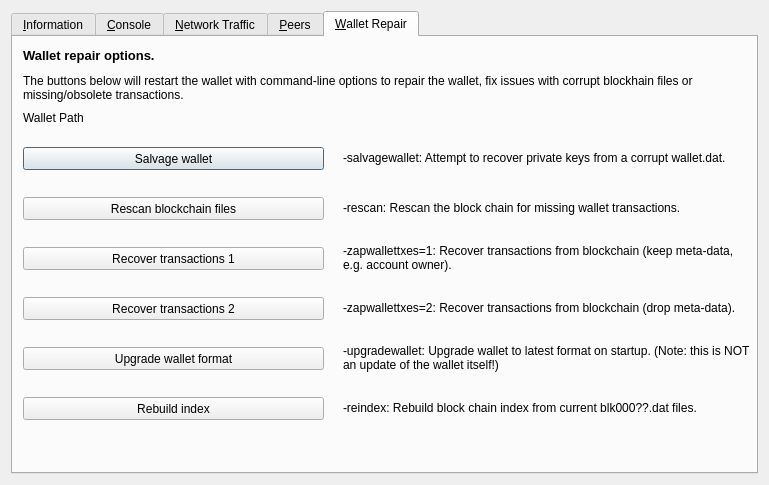
This is src/qt/forms/rpcconsole.ui in phoreproject/Phore-old as Qt 5 draws it before an edit. The edited form follows.
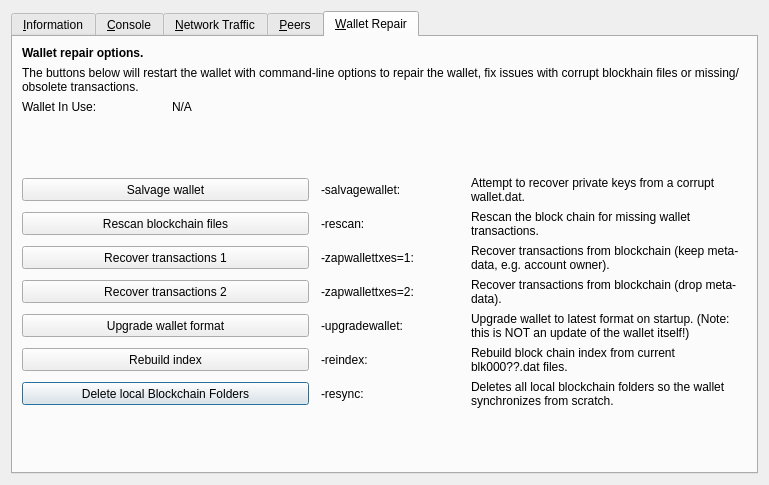
This is the edited form. The open tabs and pages were chosen to show the change. Icons and pictures are not drawn. Custom widgets are drawn as their Qt base class.

What changed in the file:
```diff
--- a/src/qt/forms/rpcconsole.ui
+++ b/src/qt/forms/rpcconsole.ui
@@ -1068,268 +1068,299 @@
       <attribute name="title">
        <string>&amp;Wallet Repair</string>
       </attribute>
-      <widget class="QPushButton" name="btn_salvagewallet">
-       <property name="geometry">
-        <rect>
-         <x>10</x>
-         <y>110</y>
-         <width>301</width>
-         <height>23</height>
-        </rect>
+      <layout class="QGridLayout" name="gridLayout_4" columnstretch="0,0,0,0">
+       <property name="horizontalSpacing">
+        <number>12</number>
        </property>
-       <property name="minimumSize">
-        <size>
-         <width>180</width>
-         <height>23</height>
-        </size>
-       </property>
-       <property name="text">
-        <string>Salvage wallet</string>
-       </property>
-      </widget>
-      <widget class="QPushButton" name="btn_rescan">
-       <property name="geometry">
-        <rect>
-         <x>10</x>
-         <y>160</y>
-         <width>301</width>
-         <height>23</height>
-        </rect>
-       </property>
-       <property name="minimumSize">
-        <size>
-         <width>180</width>
-         <height>23</height>
-        </size>
-       </property>
-       <property name="text">
-        <string>Rescan blockchain files</string>
-       </property>
-      </widget>
-      <widget class="QPushButton" name="btn_zapwallettxes1">
-       <property name="geometry">
-        <rect>
-         <x>10</x>
-         <y>210</y>
-         <width>301</width>
-         <height>23</height>
-        </rect>
-       </property>
-       <property name="minimumSize">
-        <size>
-         <width>180</width>
-         <height>23</height>
-        </size>
-       </property>
-       <property name="text">
-        <string>Recover transactions 1</string>
-       </property>
-      </widget>
-      <widget class="QPushButton" name="btn_zapwallettxes2">
-       <property name="geometry">
-        <rect>
-         <x>10</x>
-         <y>260</y>
-         <width>301</width>
-         <height>23</height>
-        </rect>
-       </property>
-       <property name="minimumSize">
-        <size>
-         <width>180</width>
-         <height>23</height>
-        </size>
-       </property>
-       <property name="text">
-        <string>Recover transactions 2</string>
-       </property>
-      </widget>
-      <widget class="QPushButton" name="btn_upgradewallet">
-       <property name="geometry">
-        <rect>
-         <x>10</x>
-         <y>310</y>
-         <width>301</width>
-         <height>23</height>
-        </rect>
-       </property>
-       <property name="minimumSize">
-        <size>
-         <width>180</width>
-         <height>23</height>
-        </size>
-       </property>
-       <property name="text">
-        <string>Upgrade wallet format</string>
-       </property>
-      </widget>
-      <widget class="QLabel" name="label_repair_helptext">
-       <property name="geometry">
-        <rect>
-         <x>10</x>
-         <y>30</y>
-         <width>711</width>
-         <height>41</height>
-        </rect>
-       </property>
-       <property name="font">
-        <font>
-         <weight>50</weight>
-         <bold>false</bold>
-        </font>
-       </property>
-       <property name="text">
-        <string>The buttons below will restart the wallet with command-line options to repair the wallet, fix issues with corrupt blockhain files or missing/obsolete transactions.</string>
-       </property>
-       <property name="wordWrap">
-        <bool>true</bool>
-       </property>
-      </widget>
-      <widget class="QLabel" name="label_repair_salvage">
-       <property name="geometry">
-        <rect>
-         <x>330</x>
-         <y>100</y>
-         <width>411</width>
-         <height>41</height>
-        </rect>
-       </property>
-       <property name="text">
-        <string>-salvagewallet: Attempt to recover private keys from a corrupt wallet.dat.</string>
-       </property>
-       <property name="wordWrap">
-        <bool>true</bool>
-       </property>
-      </widget>
-      <widget class="QLabel" name="label_repair_rescan">
-       <property name="geometry">
-        <rect>
-         <x>330</x>
-         <y>150</y>
-         <width>411</width>
-         <height>41</height>
-        </rect>
-       </property>
-       <property name="text">
-        <string>-rescan: Rescan the block chain for missing wallet transactions.</string>
-       </property>
-       <property name="wordWrap">
-        <bool>true</bool>
-       </property>
-      </widget>
-      <widget class="QLabel" name="label_repair_zap1">
-       <property name="geometry">
-        <rect>
-         <x>330</x>
-         <y>200</y>
-         <width>411</width>
-         <height>41</height>
-        </rect>
-       </property>
-       <property name="text">
-        <string>-zapwallettxes=1: Recover transactions from blockchain (keep meta-data, e.g. account owner).</string>
-       </property>
-       <property name="wordWrap">
-        <bool>true</bool>
-       </property>
-      </widget>
-      <widget class="QLabel" name="label_repair_zap2">
-       <property name="geometry">
-        <rect>
-         <x>330</x>
-         <y>250</y>
-         <width>411</width>
-         <height>41</height>
-        </rect>
-       </property>
-       <property name="text">
-        <string>-zapwallettxes=2: Recover transactions from blockchain (drop meta-data).</string>
-       </property>
-       <property name="wordWrap">
-        <bool>true</bool>
-       </property>
-      </widget>
-      <widget class="QLabel" name="label_repair_upgrade">
-       <property name="geometry">
-        <rect>
-         <x>330</x>
-         <y>300</y>
-         <width>411</width>
-         <height>41</height>
-        </rect>
-       </property>
-       <property name="text">
-        <string>-upgradewallet: Upgrade wallet to latest format on startup. (Note: this is NOT an update of the wallet itself!)</string>
-       </property>
-       <property name="wordWrap">
-        <bool>true</bool>
-       </property>
-      </widget>
-      <widget class="QLabel" name="label_repair_header">
-       <property name="geometry">
-        <rect>
-         <x>10</x>
-         <y>10</y>
-         <width>711</width>
-         <height>16</height>
-        </rect>
-       </property>
-       <property name="font">
-        <font>
-         <pointsize>10</pointsize>
-         <weight>75</weight>
-         <bold>true</bold>
-        </font>
-       </property>
-       <property name="text">
-        <string>Wallet repair options.</string>
-       </property>
-       <property name="wordWrap">
-        <bool>true</bool>
-       </property>
-      </widget>
-      <widget class="QPushButton" name="btn_reindex">
-       <property name="geometry">
-        <rect>
-         <x>10</x>
-         <y>360</y>
-         <width>301</width>
-         <height>23</height>
-        </rect>
-       </property>
-       <property name="text">
-        <string>Rebuild index</string>
-       </property>
-      </widget>
-      <widget class="QLabel" name="label_repair_reindex">
-       <property name="geometry">
-        <rect>
-         <x>330</x>
-         <y>350</y>
-         <width>411</width>
-         <height>41</height>
-        </rect>
-       </property>
-       <property name="text">
-        <string>-reindex: Rebuild block chain index from current blk000??.dat files.</string>
-       </property>
-       <property name="wordWrap">
-        <bool>true</bool>
-       </property>
-      </widget>
-      <widget class="QLabel" name="wallet_path">
-       <property name="geometry">
-        <rect>
-         <x>10</x>
-         <y>70</y>
-         <width>711</width>
-         <height>21</height>
-        </rect>
-       </property>
-       <property name="text">
-        <string>Wallet Path</string>
-       </property>
-      </widget>
+       <item row="10" column="0" colspan="2">
+        <widget class="QPushButton" name="btn_resync">
+         <property name="minimumSize">
+          <size>
+           <width>100</width>
+           <height>23</height>
+          </size>
+         </property>
+         <property name="text">
+          <string>Delete local Blockchain Folders</string>
+         </property>
+        </widget>
+       </item>
+       <item row="0" column="0" colspan="4">
+        <widget class="QLabel" name="label_repair_header">
+         <property name="font">
+          <font>
+           <weight>75</weight>
+           <bold>true</bold>
+          </font>
+         </property>
+         <property name="text">
+          <string>Wallet repair options.</string>
+         </property>
+        </widget>
+       </item>
+       <item row="1" column="0" colspan="4">
+        <widget class="QLabel" name="label_repair_helptext">
+         <property name="font">
+          <font>
+           <weight>50</weight>
+           <bold>false</bold>
+          </font>
+         </property>
+         <property name="text">
+          <string>The buttons below will restart the wallet with command-line options to repair the wallet, fix issues with corrupt blockhain files or missing/obsolete transactions.</string>
+         </property>
+         <property name="wordWrap">
+          <bool>true</bool>
+         </property>
+        </widget>
+       </item>
+       <item row="2" column="0">
+        <widget class="QLabel" name="wallet_path_label">
+         <property name="text">
+          <string>Wallet In Use:</string>
+         </property>
+        </widget>
+       </item>
+       <item row="2" column="1" colspan="3">
+        <widget class="QLabel" name="wallet_path">
+         <property name="cursor">
+          <cursorShape>IBeamCursor</cursorShape>
+         </property>
+         <property name="text">
+          <string>N/A</string>
+         </property>
+         <property name="textFormat">
+          <enum>Qt::PlainText</enum>
+         </property>
+         <property name="textInteractionFlags">
+          <set>Qt::LinksAccessibleByMouse|Qt::TextSelectableByKeyboard|Qt::TextSelectableByMouse</set>
+         </property>
+        </widget>
+       </item>
+       <item row="3" column="0">
+        <spacer name="verticalSpacer_repair1">
+         <property name="orientation">
+          <enum>Qt::Vertical</enum>
+         </property>
+         <property name="sizeHint" stdset="0">
+          <size>
+           <width>10</width>
+           <height>10</height>
+          </size>
+         </property>
+        </spacer>
+       </item>
+       <item row="4" column="0" colspan="2">
+        <widget class="QPushButton" name="btn_salvagewallet">
+         <property name="minimumSize">
+          <size>
+           <width>100</width>
+           <height>23</height>
+          </size>
+         </property>
+         <property name="text">
+          <string>Salvage wallet</string>
+         </property>
+        </widget>
+       </item>
+       <item row="4" column="2">
+        <widget class="QLabel" name="label_repair_salvage_command">
+         <property name="text">
+          <string notr="true">-salvagewallet:</string>
+         </property>
+        </widget>
+       </item>
+       <item row="4" column="3">
+        <widget class="QLabel" name="label_repair_salvage">
+         <property name="text">
+          <string>Attempt to recover private keys from a corrupt wallet.dat.</string>
+         </property>
+         <property name="wordWrap">
+          <bool>true</bool>
+         </property>
+        </widget>
+       </item>
+       <item row="5" column="0" colspan="2">
+        <widget class="QPushButton" name="btn_rescan">
+         <property name="minimumSize">
+          <size>
+           <width>100</width>
+           <height>23</height>
+          </size>
+         </property>
+         <property name="text">
+          <string>Rescan blockchain files</string>
+         </property>
+        </widget>
+       </item>
+       <item row="5" column="2">
+        <widget class="QLabel" name="label_repair_rescan_command">
+         <property name="text">
+          <string notr="true">-rescan:</string>
+         </property>
+        </widget>
+       </item>
+       <item row="5" column="3">
+        <widget class="QLabel" name="label_repair_rescan">
+         <property name="text">
+          <string>Rescan the block chain for missing wallet transactions.</string>
+         </property>
+         <property name="wordWrap">
+          <bool>true</bool>
+         </property>
+        </widget>
+       </item>
+       <item row="6" column="0" colspan="2">
+        <widget class="QPushButton" name="btn_zapwallettxes1">
+         <property name="minimumSize">
+          <size>
+           <width>100</width>
+           <height>23</height>
+          </size>
+         </property>
+         <property name="text">
+          <string>Recover transactions 1</string>
+         </property>
+        </widget>
+       </item>
+       <item row="6" column="2">
+        <widget class="QLabel" name="label_repair_zap1_command">
+         <property name="text">
+          <string notr="true">-zapwallettxes=1:</string>
+         </property>
+        </widget>
+       </item>
+       <item row="6" column="3">
+        <widget class="QLabel" name="label_repair_zap1">
+         <property name="text">
+          <string>Recover transactions from blockchain (keep meta-data, e.g. account owner).</string>
+         </property>
+         <property name="wordWrap">
+          <bool>true</bool>
+         </property>
+        </widget>
+       </item>
+       <item row="7" column="0" colspan="2">
+        <widget class="QPushButton" name="btn_zapwallettxes2">
+         <property name="minimumSize">
+          <size>
+           <width>100</width>
+           <height>23</height>
+          </size>
+         </property>
+         <property name="text">
+          <string>Recover transactions 2</string>
+         </property>
+        </widget>
+       </item>
+       <item row="7" column="2">
+        <widget class="QLabel" name="label_repair_zap2_command">
+         <property name="text">
+          <string notr="true">-zapwallettxes=2:</string>
+         </property>
+        </widget>
+       </item>
+       <item row="7" column="3">
+        <widget class="QLabel" name="label_repair_zap2">
+         <property name="text">
+          <string>Recover transactions from blockchain (drop meta-data).</string>
+         </property>
+         <property name="wordWrap">
+          <bool>true</bool>
+         </property>
+        </widget>
+       </item>
+       <item row="8" column="0" colspan="2">
+        <widget class="QPushButton" name="btn_upgradewallet">
+         <property name="minimumSize">
+          <size>
+           <width>100</width>
+           <height>23</height>
+          </size>
+         </property>
+         <property name="text">
+          <string>Upgrade wallet format</string>
+         </property>
+        </widget>
+       </item>
+       <item row="8" column="2">
+        <widget class="QLabel" name="label_repair_upgrade_command">
+         <property name="text">
+          <string notr="true">-upgradewallet:</string>
+         </property>
+        </widget>
+       </item>
+       <item row="8" column="3">
+        <widget class="QLabel" name="label_repair_upgrade">
+         <property name="text">
+          <string>Upgrade wallet to latest format on startup. (Note: this is NOT an update of the wallet itself!)</string>
+         </property>
+         <property name="wordWrap">
+          <bool>true</bool>
+         </property>
+        </widget>
+       </item>
+       <item row="9" column="0" colspan="2">
+        <widget class="QPushButton" name="btn_reindex">
+         <property name="minimumSize">
+          <size>
+           <width>100</width>
+           <height>23</height>
+          </size>
+         </property>
+         <property name="text">
+          <string>Rebuild index</string>
+         </property>
+        </widget>
+       </item>
+       <item row="9" column="2">
+        <widget class="QLabel" name="label_repair_reindex_command">
+         <property name="text">
+          <string notr="true">-reindex:</string>
+         </property>
+        </widget>
+       </item>
+       <item row="9" column="3">
+        <widget class="QLabel" name="label_repair_reindex">
+         <property name="text">
+          <string>Rebuild block chain index from current blk000??.dat files.</string>
+         </property>
+         <property name="wordWrap">
+          <bool>true</bool>
+         </property>
+        </widget>
+       </item>
+       <item row="11" column="0">
+        <spacer name="verticalSpacer_repair2">
+         <property name="orientation">
+          <enum>Qt::Vertical</enum>
+         </property>
+         <property name="sizeHint" stdset="0">
+          <size>
+           <width>20</width>
+           <height>10</height>
+          </size>
+         </property>
+        </spacer>
+       </item>
+       <item row="10" column="2">
+        <widget class="QLabel" name="label_repair_resync_command">
+         <property name="text">
+          <string>-resync:</string>
+         </property>
+        </widget>
+       </item>
+       <item row="10" column="3">
+        <widget class="QLabel" name="label_repair_resync">
+         <property name="text">
+          <string>Deletes all local blockchain folders so the wallet synchronizes from scratch.</string>
+         </property>
+         <property name="wordWrap">
+          <bool>true</bool>
+         </property>
+        </widget>
+       </item>
+      </layout>
      </widget>
     </widget>
    </item>
```
Left out of the diff: 419 changed lines with no effect on the pictures.
